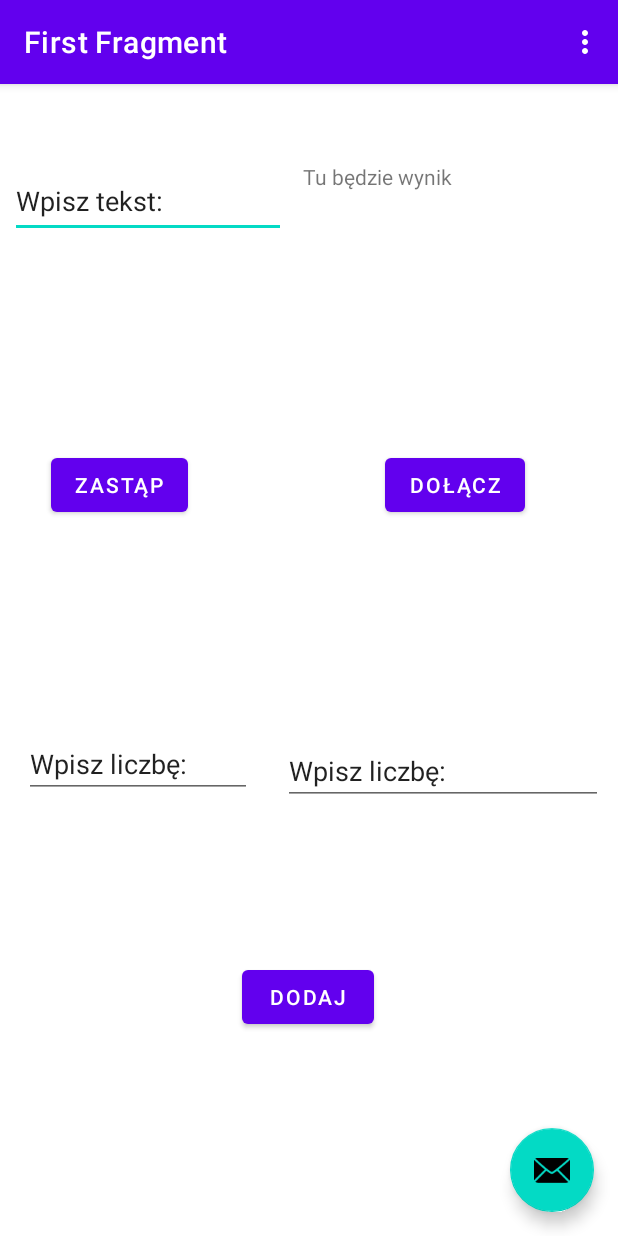
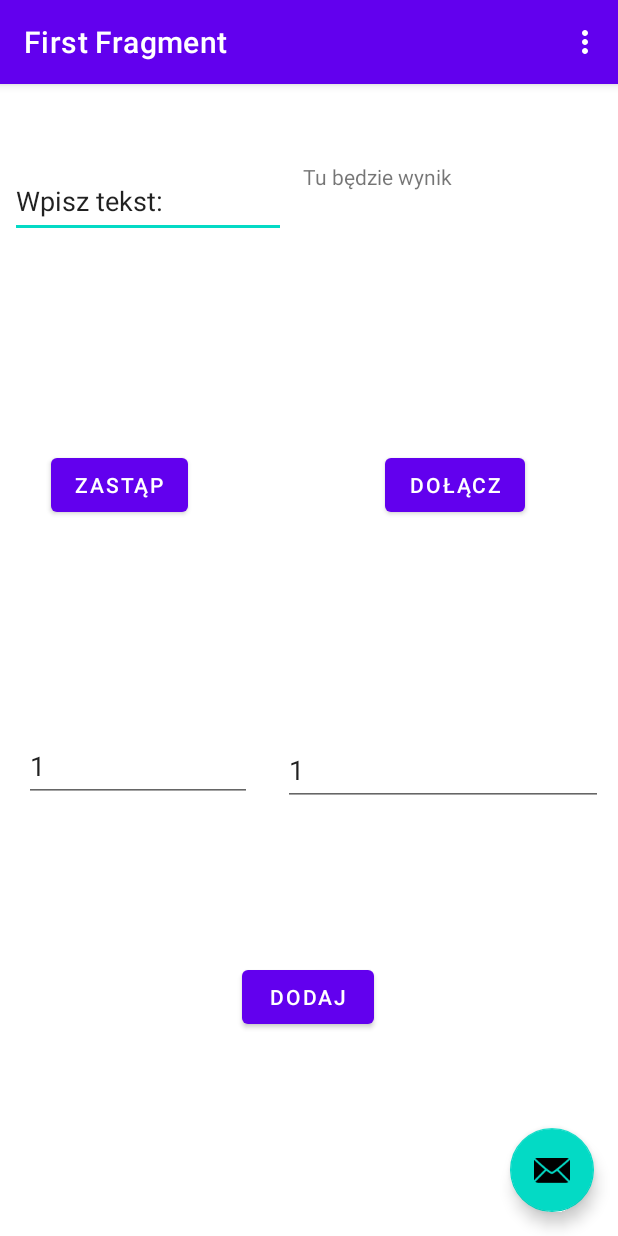
Before and after one commit to mihau11/kartkowka, an Android app: the screen it shows after launch (MainActivity), on a phone screen of 412 x 824 dp. Run offline under Robolectric (Android 15) with nearby library versions, the phone set to English and light mode, and no system bars; our stand-ins replace navigation-ui.

Commit message:
ciagle nie dziala

```diff
--- a/app/src/main/res/layout/fragment_first.xml
+++ b/app/src/main/res/layout/fragment_first.xml
@@ -72,10 +72,10 @@
     <EditText
         android:id="@+id/licz1"
         android:layout_width="152dp"
-        android:layout_height="41dp"
+        android:layout_height="48dp"
         android:ems="10"
         android:inputType="numberDecimal"
-        android:text="Wpisz liczbę: "
+        android:text="1"
         app:layout_constraintBottom_toBottomOf="parent"
         app:layout_constraintEnd_toEndOf="parent"
         app:layout_constraintHorizontal_bias="0.061"
@@ -89,7 +89,8 @@
         android:layout_height="wrap_content"
         android:ems="10"
         android:inputType="numberSigned|number"
-        android:text="Wpisz liczbę:"
+        android:minHeight="48dp"
+        android:text="1"
         app:layout_constraintBottom_toBottomOf="parent"
         app:layout_constraintEnd_toEndOf="parent"
         app:layout_constraintHorizontal_bias="0.666"
```
Also changed, not shown: app/src/main/java/com/example/kartkowka/MainActivity.kt (+6 -2 lines).
